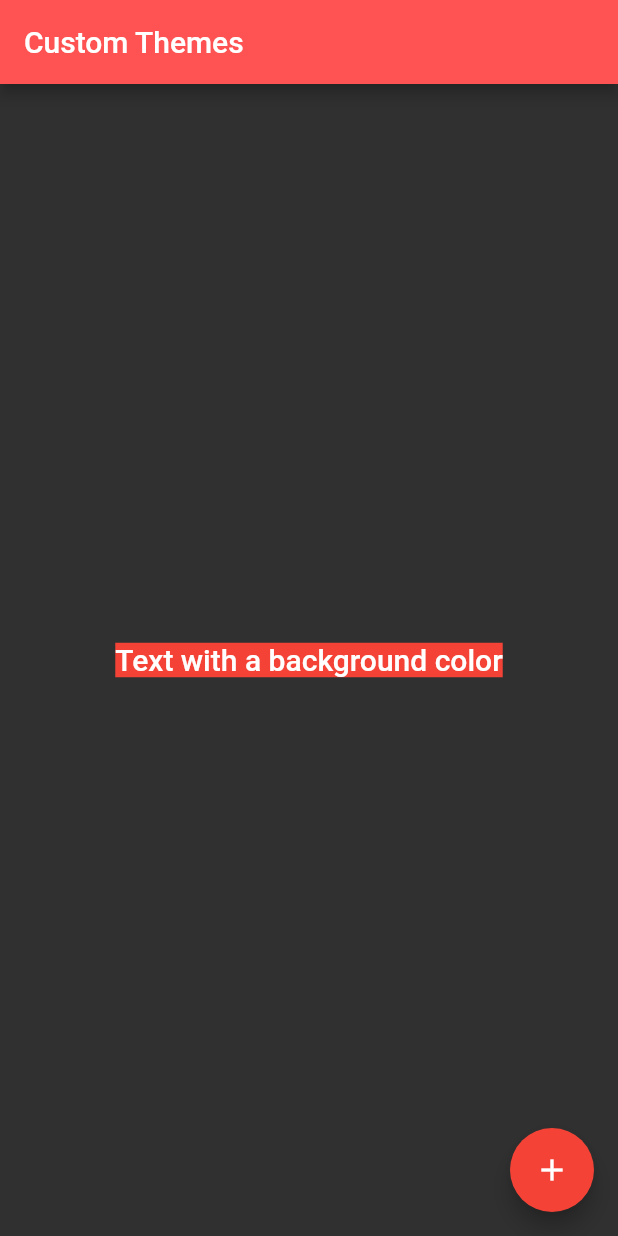
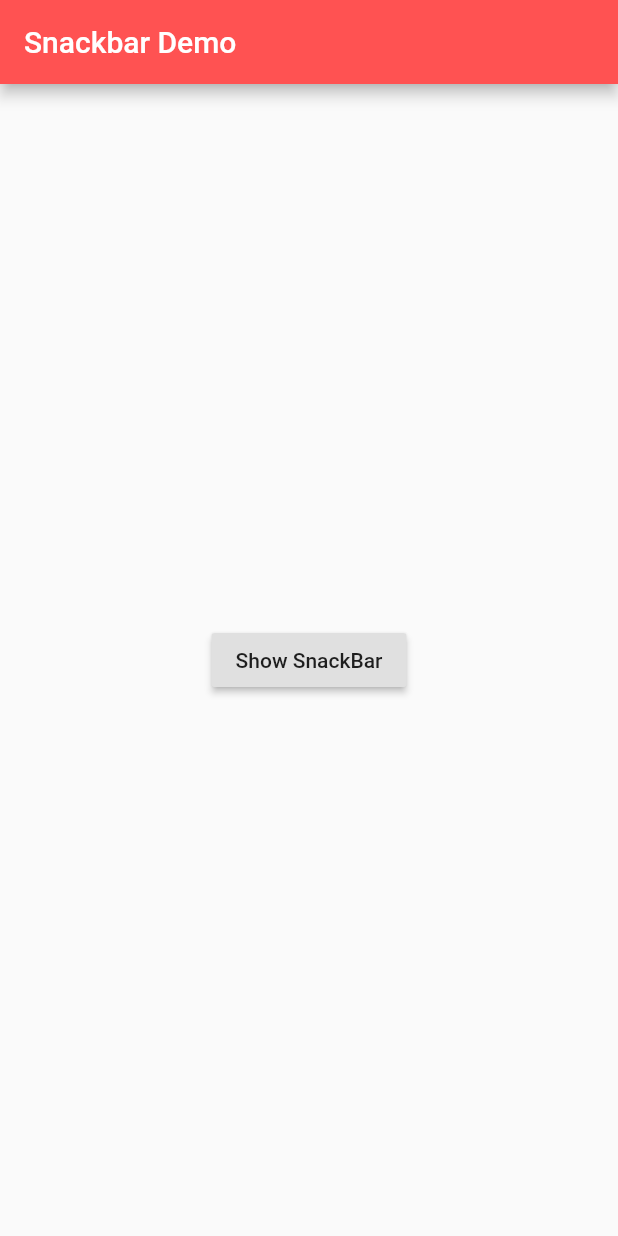
Before and after one commit to 3112Forever/Flutter_CookBook, a Flutter app: the screen it shows after launch, on a phone screen of 412 x 824 dp. Run offline on Flutter 3.47's test engine with Material 2 defaults, Android fonts, the phone set to English and light mode, and no system bars.

Commit message:
Snackbar Demo...

```diff
--- a/lib/main.dart
+++ b/lib/main.dart
@@ -1,60 +1,47 @@
-import 'package:flutter/foundation.dart';
 import 'package:flutter/material.dart';
 
-void main() {
-  runApp(MyApp());
-}
+void main() => runApp(SnackbarDemo());
 
-class MyApp extends StatelessWidget {
+class SnackbarDemo extends StatelessWidget {
   @override
   Widget build(BuildContext context) {
-    final appName = 'Custom Themes';
-
     return MaterialApp(
-      title: appName,
+      title: 'Snackbar Demo',
       theme: ThemeData(
-        brightness: Brightness.dark,
-        primaryColor: Colors.redAccent, // Appbar
-        accentColor: Colors.red, //
+        primaryColor: Colors.redAccent,
+        accentColor: Colors.red,
       ),
-      home: MyHomePage(
-        title: appName,
+      home: Scaffold(
+        appBar: AppBar(
+          title: Text('Snackbar Demo'),
+        ),
+        body: SnackBarDemo(),
       ),
     );
   }
 }
 
-class MyHomePage extends StatelessWidget {
-  final String title;
 
-  MyHomePage({Key key, @required this.title}) : super(key: key);
-
+class SnackBarDemo extends StatelessWidget {
   @override
   Widget build(BuildContext context) {
-    return Scaffold(
-      appBar: AppBar(
-        title: Text(title),
-      ),
+    return Center(
+      child: RaisedButton(
+        onPressed: () {
+          final snackBar = SnackBar(
+            content: Text('Snackbar Demo....'),
+            action: SnackBarAction(
+              label: 'Undo',
+              onPressed: () {
+                // Some code to undo the change!
+              },
+            ),
+          );
 
-
-      body: Center(
-        child: Container(
-          color: Theme.of(context).accentColor,
-          child: Text(
-            'Text with a background color',
-            style: Theme.of(context).textTheme.title,
-          ),
-        ),
-      ),
-
-
-      // Button Color Change
-      floatingActionButton: Theme(
-        data: Theme.of(context).copyWith(accentColor: Colors.red),
-        child: FloatingActionButton(
-          onPressed: null,
-          child: Icon(Icons.add),
-        ),
+          // Find the Scaffold in the Widget tree and use it to show a SnackBar!
+          Scaffold.of(context).showSnackBar(snackBar);
+        },
+        child: Text('Show SnackBar'),
       ),
     );
   }
```
